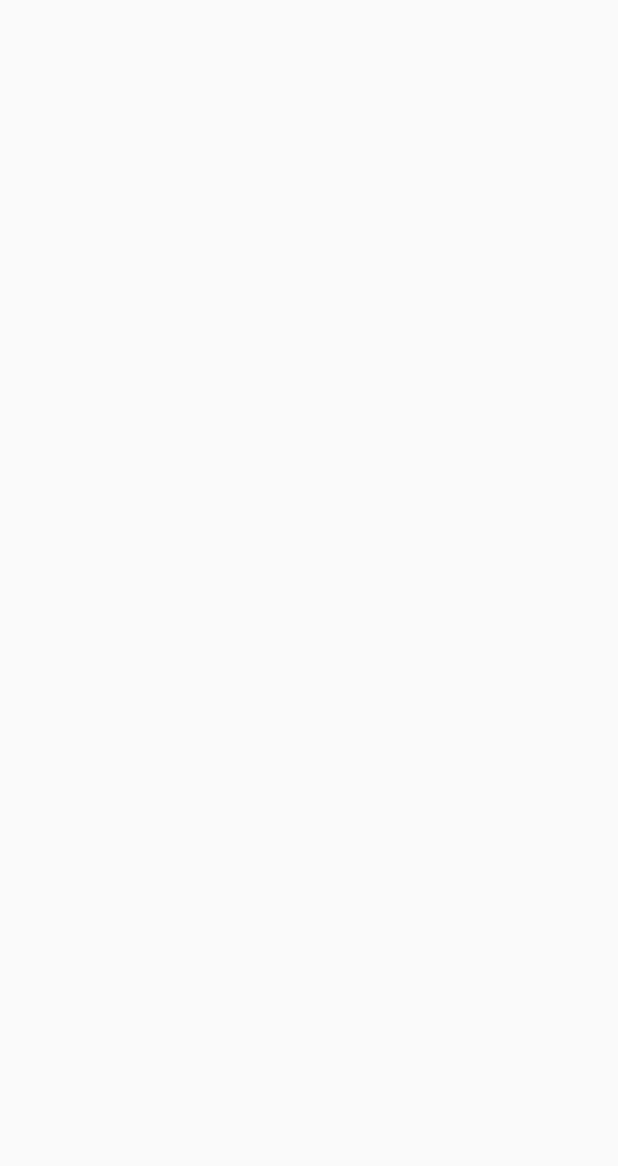
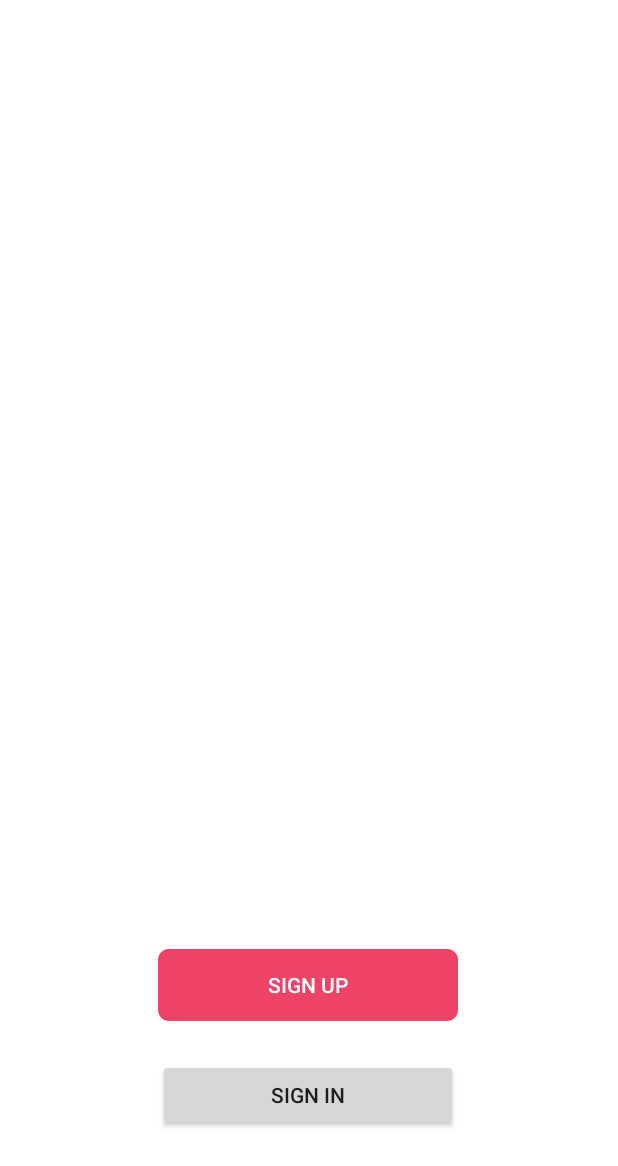
Before and after one commit to namzoen/aCupOfBond, an Android app: the MainActivity screen opened directly, with no data from a screen before it, on a phone screen of 412 x 824 dp. Before the commit the part shown is empty. Shown: the top 1166 px of the screen. Run offline under Robolectric (Android 15) with nearby library versions, the phone set to English and light mode, and no system bars.

Commit message:
Sign Up and Sign In activity added without layout.

```diff
--- a/app/src/main/java/com/example/acupofbond/IntroSliderActivity.kt
+++ b/app/src/main/java/com/example/acupofbond/IntroSliderActivity.kt
@@ -49,7 +49,7 @@ class IntroSliderActivity : AppCompatActivity() {
                     tvNext.text = "Next"
                 } else {
                     tvSkip.visibility = View.GONE
-                    tvNext.text = "Get Started"
+                    tvNext.text = "Let's Go!"
                 }
             }
         })
--- a/app/src/main/java/com/example/acupofbond/MainActivity.kt
+++ b/app/src/main/java/com/example/acupofbond/MainActivity.kt
@@ -1,11 +1,21 @@
 package com.example.acupofbond
 
+import android.content.Intent
 import androidx.appcompat.app.AppCompatActivity
 import android.os.Bundle
+import android.widget.Button
 
 class MainActivity : AppCompatActivity() {
     override fun onCreate(savedInstanceState: Bundle?) {
         super.onCreate(savedInstanceState)
         setContentView(R.layout.activity_main)
+
+        val signUp = findViewById<Button>(R.id.signUp).setOnClickListener {
+            startActivity(Intent(this, SignUpActivity::class.java))
+        }
+
+        val signIn = findViewById<Button>(R.id.signIn).setOnClickListener {
+            startActivity(Intent(this, SignInActivity::class.java))
+        }
     }
 }
--- /dev/null
+++ b/app/src/main/res/drawable/rounded_corners.xml
@@ -0,0 +1,5 @@
+<?xml version="1.0" encoding="utf-8"?>
+<shape xmlns:android="http://schemas.android.com/apk/res/android">
+    <corners android:radius="7dp" />
+    <solid android:color="#EE4266" />
+</shape>
--- a/app/src/main/res/layout/activity_main.xml
+++ b/app/src/main/res/layout/activity_main.xml
@@ -4,6 +4,38 @@
     xmlns:tools="http://schemas.android.com/tools"
     android:layout_width="match_parent"
     android:layout_height="match_parent"
+    android:background="@color/white"
     tools:context=".MainActivity">
 
+    <Button
+        android:id="@+id/signUp"
+        android:layout_width="200dp"
+        android:layout_height="wrap_content"
+        android:fontFamily="sans-serif-medium"
+        android:text="@string/sign_up"
+        android:textColor="@color/white"
+        android:typeface="sans"
+        android:background="@drawable/rounded_corners"
+        app:layout_constraintBottom_toBottomOf="parent"
+        app:layout_constraintEnd_toEndOf="parent"
+        app:layout_constraintHorizontal_bias="0.498"
+        app:layout_constraintStart_toStartOf="parent"
+        app:layout_constraintTop_toTopOf="parent"
+        app:layout_constraintVertical_bias="0.815"
+        style="?android:attr/borderlessButtonStyle" />
+
+    <Button
+        android:id="@+id/signIn"
+        android:layout_width="200dp"
+        android:layout_height="wrap_content"
+        android:layout_marginTop="15dp"
+        android:fontFamily="sans-serif-medium"
+        android:text="@string/sign_in"
+        android:typeface="sans"
+        app:layout_constraintBottom_toBottomOf="parent"
+        app:layout_constraintEnd_toEndOf="parent"
+        app:layout_constraintHorizontal_bias="0.498"
+        app:layout_constraintStart_toStartOf="parent"
+        app:layout_constraintTop_toBottomOf="@+id/signUp"
+        app:layout_constraintVertical_bias="0.126" />
 </androidx.constraintlayout.widget.ConstraintLayout>
--- a/app/src/main/res/values/strings.xml
+++ b/app/src/main/res/values/strings.xml
@@ -6,4 +6,6 @@
     <string name="desc_intro1">Description One</string>
     <string name="desc_intro2">Description Two</string>
     <string name="desc_intro3">Description Three</string>
+    <string name="sign_up">Sign Up</string>
+    <string name="sign_in">Sign In</string>
 </resources>
```
Also changed, not shown: app/src/main/AndroidManifest.xml (+5 -3 lines), app/src/main/java/com/example/acupofbond/SignInActivity.kt (added, +11 -0 lines), app/src/main/java/com/example/acupofbond/SignUpActivity.kt (added, +11 -0 lines), app/src/main/res/layout/activity_sign_in.xml (added, +9 -0 lines), app/src/main/res/layout/activity_sign_up.xml (added, +9 -0 lines).
